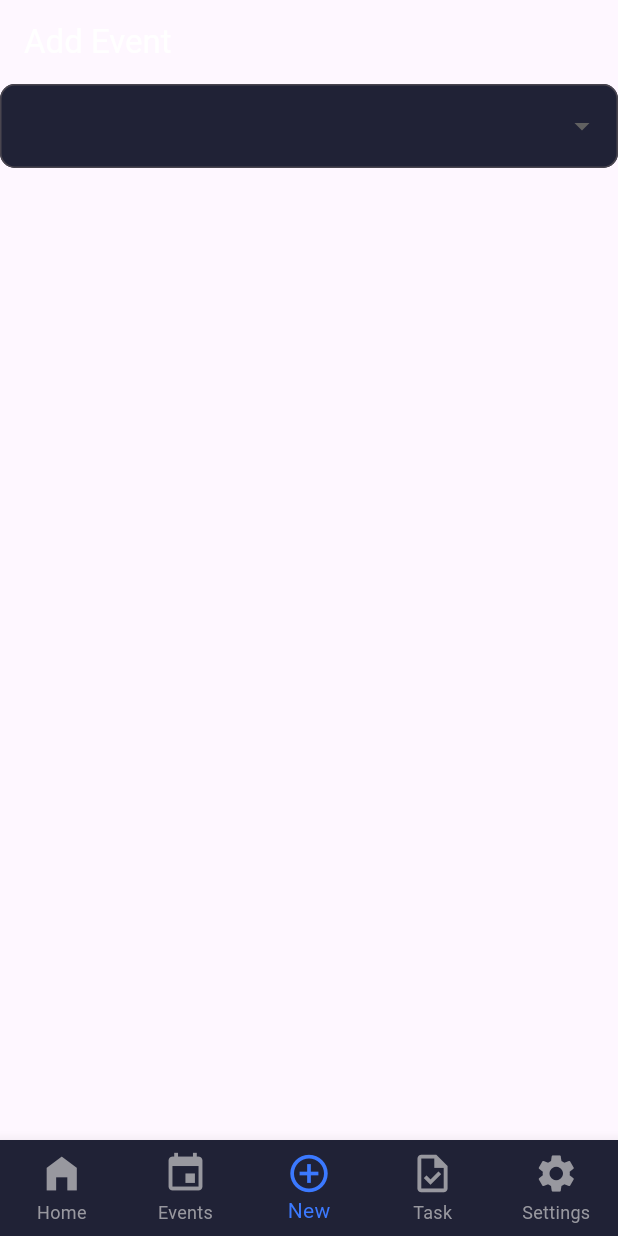
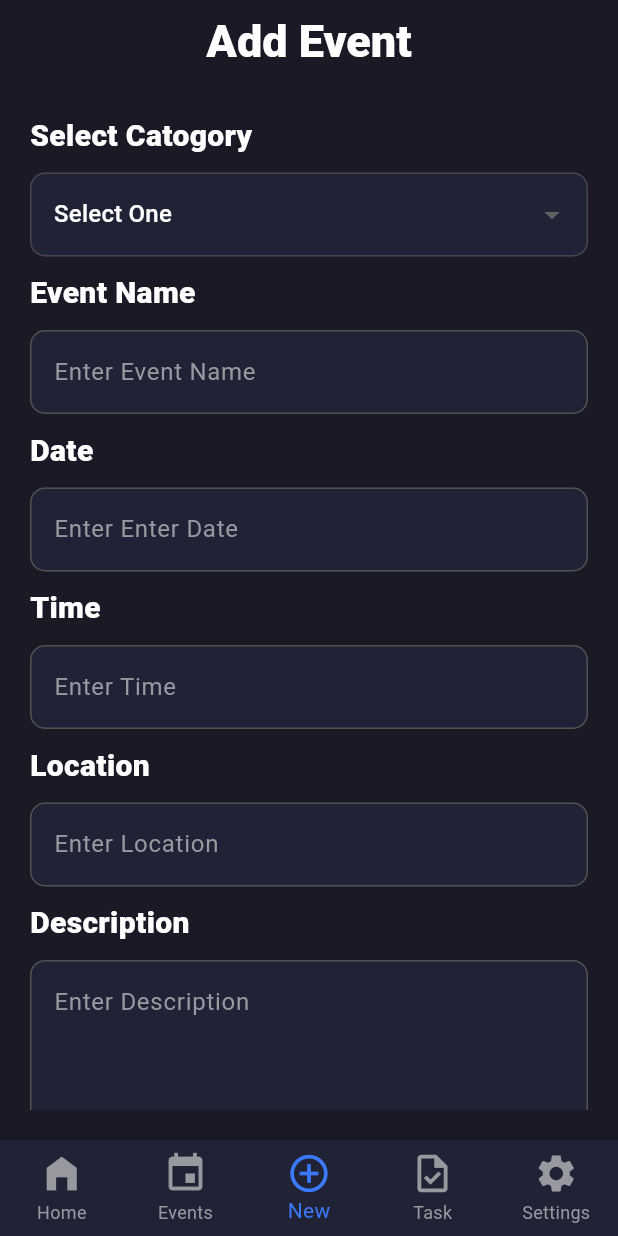
Before and after one commit to SalihSarang/Event, a Flutter app: the screen it shows after launch, item 3 of the bottom bar chosen, on a phone screen of 412 x 824 dp. Run offline on Flutter 3.47's test engine with Material 3 defaults, Android fonts, the phone set to English and light mode, and no system bars; our stand-ins replace google_fonts.

Commit message:
Add Screen Almost Completed

```diff
--- a/lib/costum_widgets/catogory_dropdown.dart
+++ b/lib/costum_widgets/catogory_dropdown.dart
@@ -1,8 +1,11 @@
 import 'package:flutter/material.dart';
 
-Widget dropDown(List<String> dropDownList, String selectedTextFieldItem,
-    Function(String?) onChanged) {
+Widget dropDown(
+    {required List<String> dropDownList,
+    required String selectedTextFieldItem,
+    required Function(String?) onChanged}) {
   return DropdownButtonFormField<String>(
+    value: selectedTextFieldItem,
     decoration: InputDecoration(
       filled: true,
       fillColor: const Color.fromRGBO(32, 34, 54, 1),
@@ -23,6 +26,7 @@ Widget dropDown(List<String> dropDownList, String selectedTextFieldItem,
     ),
     dropdownColor: const Color.fromRGBO(32, 34, 54, 1),
     items: dropDownList.map((String item) {
+
       return DropdownMenuItem<String>(
         value: item,
         child: Text(
--- /dev/null
+++ b/lib/costum_widgets/img_add_field.dart
@@ -0,0 +1,62 @@
+import 'package:flutter/material.dart';
+import 'package:google_fonts/google_fonts.dart';
+
+Widget imgAddField(
+    {required String buttonTitle,
+    required Icon myIcon,
+    required Function(String?) onPressed}) {
+  return Column(
+    children: [
+      ElevatedButton(
+          style: ElevatedButton.styleFrom(
+            shape: RoundedRectangleBorder(
+              borderRadius: BorderRadius.circular(10),
+              side: BorderSide(
+                color: Color.fromARGB(255, 81, 81, 81),
+                width: 1,
+              ),
+            ),
+            backgroundColor: const Color.fromRGBO(32, 34, 54, 1),
+            minimumSize: Size(double.infinity, 60),
+          ),
+          onPressed: () {},
+          child: Row(
+            mainAxisAlignment: MainAxisAlignment.center,
+            children: [
+              Icon(
+                Icons.camera_alt_outlined,
+                color: Colors.white,
+                size: 30,
+              ),
+              SizedBox(
+                width: 10,
+              ),
+              Text(
+                buttonTitle,
+                style: GoogleFonts.roboto(
+                  color: Colors.white,
+                  fontWeight: FontWeight.w800,
+                  fontSize: 20,
+                ),
+              )
+            ],
+          )),
+      SizedBox(
+        height: 10,
+      ),
+      Container(
+        height: 200,
+        decoration: BoxDecoration(
+            color: Color.fromRGBO(32, 34, 54, 1),
+            borderRadius: BorderRadius.all(Radius.circular(10)),
+            border: Border.all(
+              width: 1,
+              color: Color.fromARGB(255, 81, 81, 81),
+            )),
+      ),
+      SizedBox(
+        height: 10,
+      ),
+    ],
+  );
+}
--- /dev/null
+++ b/lib/costum_widgets/save_add_btn.dart
@@ -0,0 +1,71 @@
+import 'package:flutter/material.dart';
+import 'package:google_fonts/google_fonts.dart';
+
+Widget saveCancel(
+    {required String rightBtn,
+    required String leftBtn,
+    required VoidCallback onRightBtn,
+    required VoidCallback onleftBtn}) {
+  return Row(
+    mainAxisAlignment: MainAxisAlignment.spaceBetween,
+    children: [
+      ElevatedButton(
+          style: ElevatedButton.styleFrom(
+            shape: RoundedRectangleBorder(
+              borderRadius: BorderRadius.circular(10),
+              side: BorderSide(
+                color: Color.fromARGB(255, 81, 81, 81),
+                width: 0.1,
+              ),
+            ),
+            backgroundColor: const Color.fromRGBO(32, 34, 54, 1),
+            minimumSize: Size(235, 60),
+          ),
+          onPressed: () {},
+          child: Row(
+            mainAxisAlignment: MainAxisAlignment.center,
+            children: [
+              SizedBox(
+                width: 10,
+              ),
+              Text(
+                leftBtn,
+                style: GoogleFonts.roboto(
+                  color: Colors.white,
+                  fontWeight: FontWeight.w800,
+                  fontSize: 20,
+                ),
+              )
+            ],
+          )),
+      ElevatedButton(
+          style: ElevatedButton.styleFrom(
+            shape: RoundedRectangleBorder(
+              borderRadius: BorderRadius.circular(10),
+              side: BorderSide(
+                width: 0,
+              ),
+            ),
+            backgroundColor: const Color.fromRGBO(30, 92, 228, 1),
+            minimumSize: Size(235, 60),
+          ),
+          onPressed: onRightBtn,
+          child: Row(
+            mainAxisAlignment: MainAxisAlignment.center,
+            children: [
+              SizedBox(
+                width: 10,
+              ),
+              Text(
+                rightBtn,
+                style: GoogleFonts.roboto(
+                  color: Colors.white,
+                  fontWeight: FontWeight.w800,
+                  fontSize: 20,
+                ),
+              )
+            ],
+          )),
+    ],
+  );
+}
--- a/lib/costum_widgets/text_field.dart
+++ b/lib/costum_widgets/text_field.dart
@@ -1,17 +1,99 @@
 import 'package:flutter/material.dart';
+import 'package:google_fonts/google_fonts.dart';
 
-Widget myField(String label, double borderRadius, double borderWidth) {
-  return TextFormField(
-    decoration: InputDecoration(
-      hintText: label,
-      hintStyle: TextStyle(color: Color.fromRGBO(152, 152, 159, 1)),
-      enabledBorder: OutlineInputBorder(
-        borderRadius: BorderRadius.circular(borderRadius),
-        borderSide: BorderSide(
-          color: Color.fromRGBO(32, 34, 54, 1),
-          width: borderWidth,
+Widget myField({required String hint, required String fieldTitle}) {
+  return Column(
+    children: [
+      Align(
+        alignment: Alignment.topLeft,
+        child: Text(
+          fieldTitle,
+          style: GoogleFonts.roboto(
+            color: Colors.white,
+            fontWeight: FontWeight.w800,
+            fontSize: 20,
+          ),
         ),
       ),
-    ),
+      SizedBox(
+        height: 10,
+      ),
+      TextFormField(
+        style: TextStyle(color: Colors.white),
+        decoration: InputDecoration(
+          filled: true,
+          fillColor: const Color.fromRGBO(32, 34, 54, 1),
+          hintText: hint,
+          hintStyle: const TextStyle(color: Color.fromRGBO(152, 152, 159, 1)),
+          enabledBorder: OutlineInputBorder(
+            borderRadius: BorderRadius.circular(10),
+            borderSide: const BorderSide(
+              color: const Color.fromARGB(255, 81, 81, 81),
+              width: 1,
+            ),
+          ),
+          focusedBorder: OutlineInputBorder(
+            borderRadius: BorderRadius.circular(10),
+            borderSide: BorderSide(
+              color: const Color.fromARGB(255, 81, 81, 81),
+              width: 2,
+            ),
+          ),
+        ),
+      ),
+      SizedBox(
+        height: 10,
+      ),
+    ],
   );
 }
+
+Widget myBigField({required String hint, required String fieldTitle}) {
+  return Column(
+    children: [
+      Align(
+        alignment: Alignment.topLeft,
+        child: Text(
+          fieldTitle,
+          style: GoogleFonts.roboto(
+            color: Colors.white,
+            fontWeight: FontWeight.w800,
+            fontSize: 20,
+          ),
+        ),
+      ),
+      SizedBox(
+        height: 10,
+      ),
+      TextFormField(
+        maxLines: 5,
+        minLines: 5,
+        style: TextStyle(color: Colors.white),
+        decoration: InputDecoration(
+
+          filled: true,
+          fillColor: const Color.fromRGBO(32, 34, 54, 1),
+          hintText: hint,
+          hintStyle: const TextStyle(color: Color.fromRGBO(152, 152, 159, 1)),
+          enabledBorder: OutlineInputBorder(
+            borderRadius: BorderRadius.circular(10),
+            borderSide: const BorderSide(
+              color: const Color.fromARGB(255, 81, 81, 81),
+              width: 1,
+            ),
+          ),
+          focusedBorder: OutlineInputBorder(
+            borderRadius: BorderRadius.circular(10),
+            borderSide: BorderSide(
+              color: const Color.fromARGB(255, 81, 81, 81),
+              width: 2,
+            ),
+          ),
+        ),
+      ),
+      SizedBox(
+        height: 10,
+      ),
+    ],
+  );
+}
--- a/lib/screens/add_event/add_event.dart
+++ b/lib/screens/add_event/add_event.dart
@@ -1,5 +1,9 @@
 import 'package:event_vault/costum_widgets/catogory_dropdown.dart';
+import 'package:event_vault/costum_widgets/img_add_field.dart';
+import 'package:event_vault/costum_widgets/save_add_btn.dart';
+import 'package:event_vault/costum_widgets/text_field.dart';
 import 'package:flutter/material.dart';
+import 'package:google_fonts/google_fonts.dart';
 
 class ScreenAddEvent extends StatefulWidget {
   const ScreenAddEvent({super.key});
@@ -9,30 +13,87 @@ class ScreenAddEvent extends StatefulWidget {
 }
 
 class _ScreenAddEventState extends State<ScreenAddEvent> {
-  List<String> addEventList = ['Party', 'Catering', 'Decoration'];
-  String starting = 'All';
+  List<String> addEventList = ['Select One', 'Party', 'Catering', 'Decoration'];
+  String starting = 'Select One';
   @override
   Widget build(BuildContext context) {
     return Scaffold(
+      backgroundColor: Color.fromRGBO(25, 26, 37, 1),
       appBar: AppBar(
-        title: Text(
+        backgroundColor: Color.fromRGBO(25, 26, 37, 1),
+        title: Center(
+          child: Text(
             "Add Event",
-          style: TextStyle(color: Colors.white),
+            style: GoogleFonts.roboto(
+              color: Colors.white,
+              fontWeight: FontWeight.w900,
+              fontSize: 30,
+            ),
+          ),
         ),
       ),
       body: SafeArea(
-          child: Column(
+          child: Padding(
+        padding: const EdgeInsets.all(20),
+        child: ListView(
           children: [
+            Column(
+              children: [
+                Align(
+                  alignment: Alignment.topLeft,
+                  child: Text(
+                    'Select Catogory',
+                    style: GoogleFonts.roboto(
+                      color: Colors.white,
+                      fontWeight: FontWeight.w800,
+                      fontSize: 20,
+                    ),
+                  ),
+                ),
+                SizedBox(
+                  height: 10,
+                ),
                 dropDown(
-            addEventList,
-            starting,
-            (String? value) {
+                  dropDownList: addEventList,
+                  selectedTextFieldItem: starting,
+                  onChanged: (String? value) {
                     setState(() {
                       starting = value!;
                     });
                   },
+                ),
+                SizedBox(
+                  height: 10,
+                ),
+                myField(hint: 'Enter Event Name', fieldTitle: 'Event Name'),
+                myField(hint: 'Enter Enter Date', fieldTitle: 'Date'),
+                myField(hint: 'Enter Time', fieldTitle: 'Time'),
+                myField(hint: 'Enter Location', fieldTitle: 'Location'),
+                myBigField(
+                    hint: 'Enter Description', fieldTitle: 'Description'),
+                myField(hint: 'Enter Budget', fieldTitle: 'Budget'),
+                SizedBox(
+                  height: 10,
+                ),
+                imgAddField(
+                  buttonTitle: 'Add Photo',
+                  myIcon: Icon(Icons.camera_alt_outlined),
+                  onPressed: (value) {},
+                ),
+                myField(hint: 'Enter Cliet Name', fieldTitle: 'Cliet Name'),
+                myField(
+                    hint: 'Enter Contact Info',
+                    fieldTitle: 'Contact Information'),
+                saveCancel(
+                  rightBtn: 'Next',
+                  leftBtn: 'Cancel',
+                  onRightBtn: () {},
+                  onleftBtn: () {},
                 )
               ],
+            ),
+          ],
+        ),
       )),
     );
   }
--- a/lib/screens/event_manager/event_manager/event_manager.dart
+++ b/lib/screens/event_manager/event_manager/event_manager.dart
@@ -1,5 +1,6 @@
 import 'dart:math';
 
+import 'package:event_vault/costum_widgets/catogory_dropdown.dart';
 import 'package:flutter/material.dart';
 import 'package:google_fonts/google_fonts.dart';
 
@@ -73,33 +74,12 @@ class _ScreenEventManagerState extends State<ScreenEventManager> {
             SizedBox(
               height: 10,
             ),
-            DropdownButtonFormField(
-              decoration: InputDecoration(
-                filled: true,
-                fillColor: Color.fromRGBO(32, 34, 54, 1),
-                border: OutlineInputBorder(
-                    borderRadius: BorderRadius.circular(10),
-                    borderSide: BorderSide(
-                        color: const Color.fromRGBO(32, 34, 54, 1), width: 2)),
-                focusedBorder: OutlineInputBorder(
-                  borderRadius: BorderRadius.circular(10),
-                  borderSide: BorderSide(
-                      color: Color.fromRGBO(32, 34, 54, 1),
-                      width: 2),
-                ),
-              ),
-              dropdownColor: Color.fromRGBO(32, 34, 54, 1),
-              items: dropDownList.map((String item) {
-                return DropdownMenuItem(
-                    value: item,
-                    child: Text(
-                      item,
-                      style: TextStyle(color: Colors.white),
-                    ));
-              }).toList(),
-              onChanged: (String? value) {
+            dropDown(
+              dropDownList: dropDownList,
+              selectedTextFieldItem: selectedTextFieldItem,
+              onChanged: (String? newValue) {
                 setState(() {
-                  selectedTextFieldItem = value!;
+                  selectedTextFieldItem = newValue!;
                 });
               },
             )
@@ -109,20 +89,3 @@ class _ScreenEventManagerState extends State<ScreenEventManager> {
     );
   }
 }
-
-// Widget myField(String label, double borderRadius, double borderWidth) {
-//   return TextFormField(
-//     decoration: InputDecoration(
-//       hintText: label,
-//       hintStyle: TextStyle(color: Color.fromRGBO(152, 152, 159, 1)),
-//       enabledBorder: OutlineInputBorder(
-//         borderRadius: BorderRadius.circular(borderRadius),
-//         borderSide: BorderSide(
-//           color: Color.fromRGBO(32, 34, 54, 1),
-//           width: borderWidth,
-//         ),
-//       ),
-
-//     ),
-//   );
-// }
```
Lines whose indentation alone changed are shown as unchanged.
